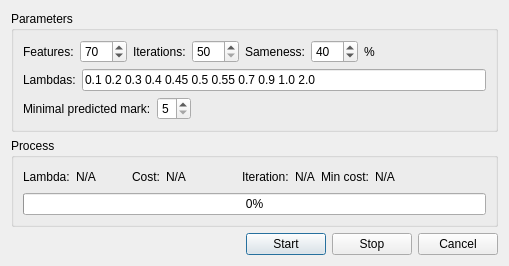
Old version of the form app/octave/octavedlg.ui in the repository a-pavlov/fantlab.
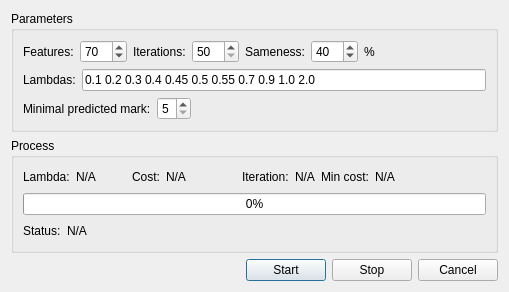
New version of the form.

Commit message: Add status label

What changed in the file:
```diff
--- a/app/octave/octavedlg.ui
+++ b/app/octave/octavedlg.ui
@@ -302,6 +302,37 @@
         </property>
        </widget>
       </item>
+      <item>
+       <layout class="QHBoxLayout" name="horizontalLayout_6">
+        <item>
+         <widget class="QLabel" name="label_11">
+          <property name="text">
+           <string>Status:</string>
+          </property>
+         </widget>
+        </item>
+        <item>
+         <widget class="QLabel" name="lbProcStatus">
+          <property name="text">
+           <string>N/A</string>
+          </property>
+         </widget>
+        </item>
+        <item>
+         <spacer name="horizontalSpacer_5">
+          <property name="orientation">
+           <enum>Qt::Horizontal</enum>
+          </property>
+          <property name="sizeHint" stdset="0">
+           <size>
+            <width>40</width>
+            <height>20</height>
+           </size>
+          </property>
+         </spacer>
+        </item>
+       </layout>
+      </item>
      </layout>
     </widget>
    </item>
```
The commit also changes 2 other files.
